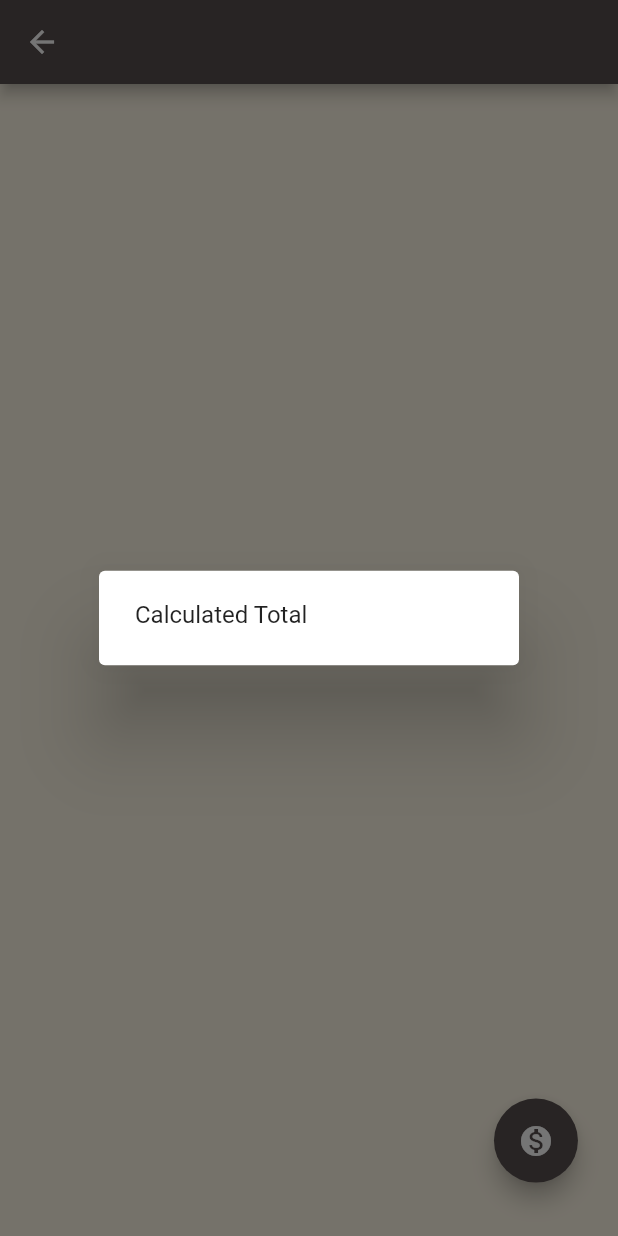
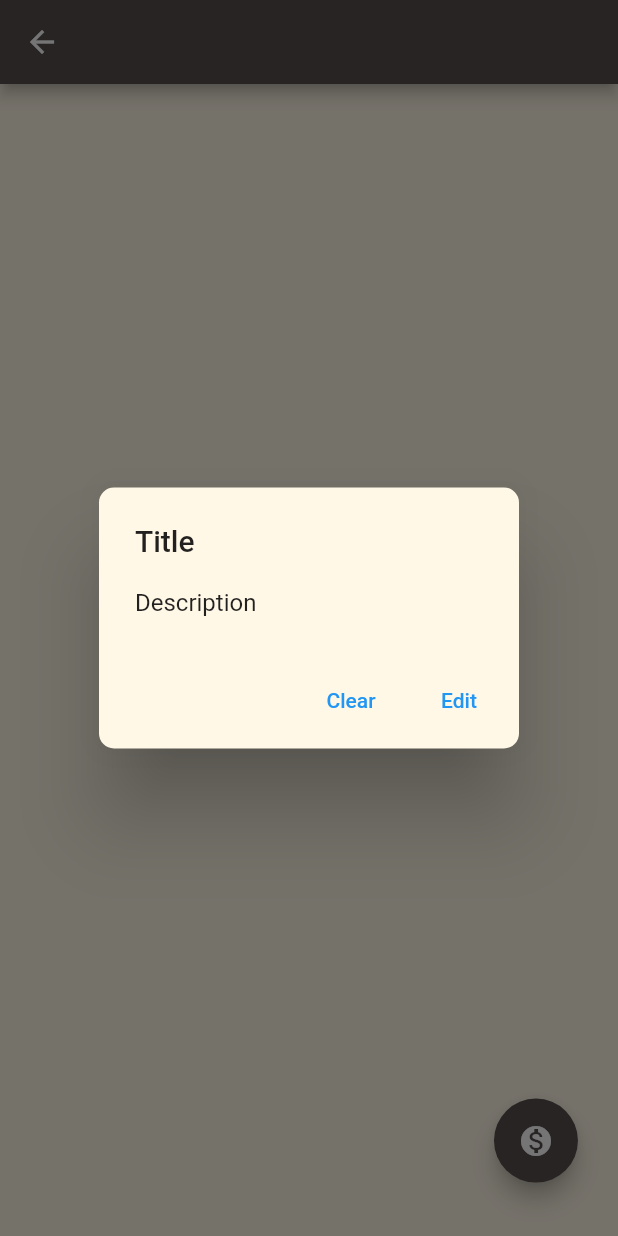
Before and after one commit to CNsquared/ABGapp, a Flutter app: the SecondRoute screen opened directly, after a tap on the "monetization on" icon, on a phone screen of 412 x 824 dp. Run offline on Flutter 3.47's test engine with Material 2 defaults, Android fonts, the phone set to English and light mode, and no system bars.

Commit message:
i forgor
i forgot what i did lmao

```diff
--- a/lib/main.dart
+++ b/lib/main.dart
@@ -105,18 +105,28 @@ class SecondRoute extends StatelessWidget {
             backgroundColor: Color.fromARGB(255,87,78,78),
   // When the user presses the button, show an alert dialog containing
   // the text that the user has entered into the text field.
-            onPressed: () {
-            showDialog(
-            context: context,
-            builder: (context) {
-              return AlertDialog(
-          // Retrieve the text that the user has entered by using the
-          // TextEditingController.
-              content: Text("Calculated Total"),
-        );
-      },
-    );
-  },
+            onPressed: () => showDialog<String>(
+        context: context,
+        builder: (BuildContext context) => AlertDialog(
+          title: const Text('Title'),
+          shape: RoundedRectangleBorder(
+    borderRadius:
+      BorderRadius.all(
+        Radius.circular(10.0))),
+          backgroundColor: Color.fromARGB(255, 255, 248, 231),
+          content: const Text('Description'),
+          actions: <Widget>[
+            TextButton(
+              onPressed: () => Navigator.pop(context, 'Cancel'),
+              child: const Text('Clear'),
+            ),
+            TextButton(
+              onPressed: () => Navigator.pop(context, 'OK'),
+              child: const Text('Edit'),
+            ),
+          ],
+        ),
+      ),
   tooltip: 'Show me the value!',
   child: const Icon(Icons.monetization_on),
 ),
```
